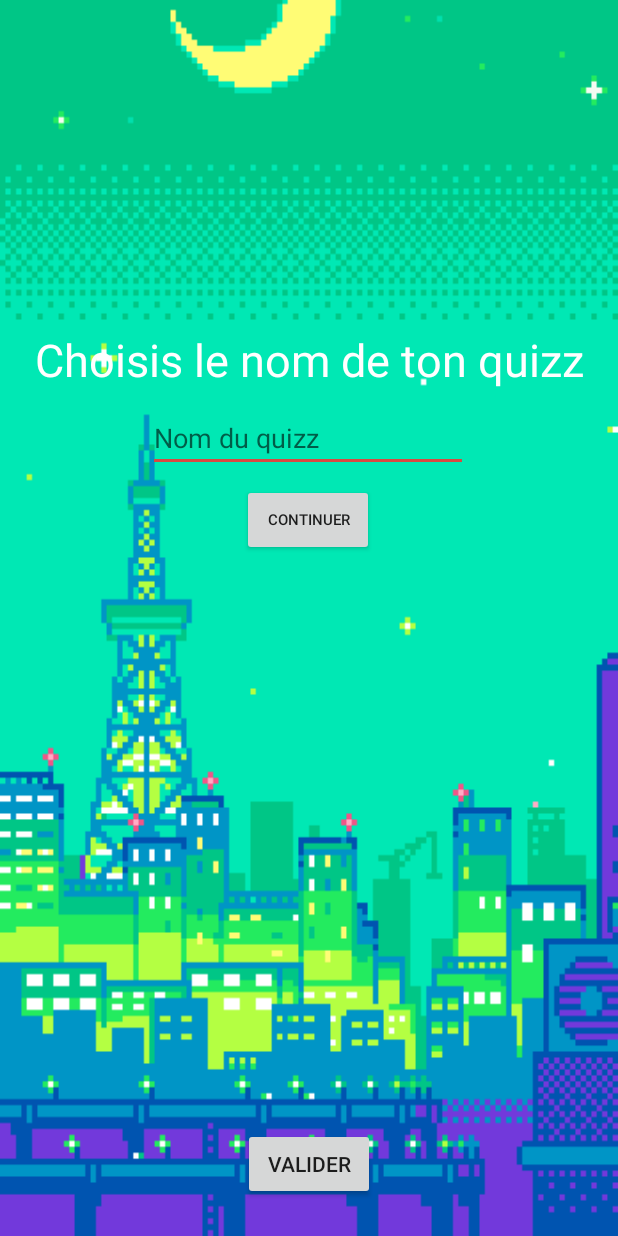
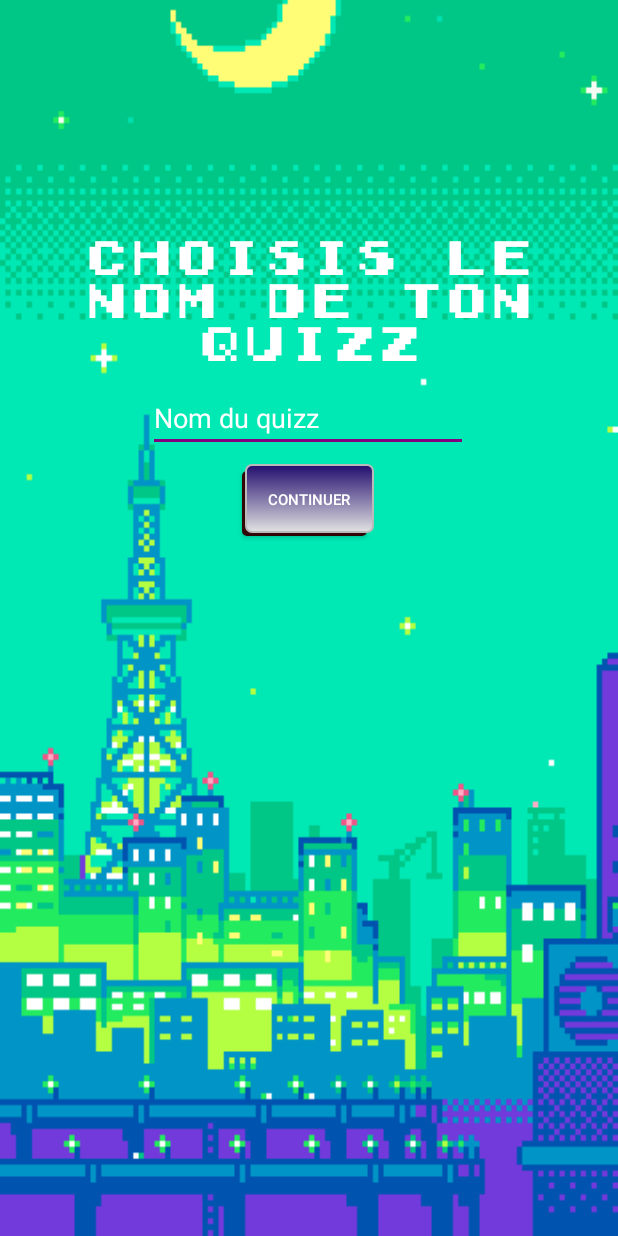
Before and after one commit to Rikcore/Wild-Tech-Quizz-by-Bug-Busterz-Corp, an Android app: the CreateQuizActivity screen opened directly, with no data from a screen before it, on a phone screen of 412 x 824 dp. Run offline under Robolectric (Android 15) with nearby library versions, the light colour scheme and no system bars; our stand-ins replace Firebase (no records; nobody signed in at launch, a user with empty details on screens opened directly); libraries missing offline, so code that uses them is left out: pl.droidsonroids.gif; plain views replace GifTextView.

Commit message:
Commit before demo

```diff
--- a/app/src/main/AndroidManifest.xml
+++ b/app/src/main/AndroidManifest.xml
@@ -9,7 +9,7 @@
 
     <application
         android:allowBackup="true"
-        android:icon="@mipmap/ic_launcher"
+        android:icon="@drawable/voyons"
         android:label="@string/app_name"
         android:roundIcon="@mipmap/ic_launcher_round"
         android:supportsRtl="true"
--- a/app/src/main/java/bugbusterzcorp/wildtechquizz/CreateQuizActivity.java
+++ b/app/src/main/java/bugbusterzcorp/wildtechquizz/CreateQuizActivity.java
@@ -1,6 +1,8 @@
 package bugbusterzcorp.wildtechquizz;
 
 import android.graphics.PorterDuff;
+import android.graphics.Typeface;
+import android.support.constraint.solver.SolverVariable;
 import android.support.design.widget.FloatingActionButton;
 import android.support.v7.app.AppCompatActivity;
 import android.os.Bundle;
@@ -66,6 +68,13 @@ public class CreateQuizActivity extends AppCompatActivity {
         textViewEnd.setVisibility(View.INVISIBLE);
         final ImageView bufferButton = (ImageView) findViewById(R.id.imageViewBuffer);
         bufferButton.setVisibility(View.INVISIBLE);
+
+        Typeface custom_font = Typeface.createFromAsset(getAssets(),  "fonts/bits.TTF");
+        Typeface geek_font = Typeface.createFromAsset(getAssets(), "fonts/digiffiti.ttf");
+        Typeface game_font = Typeface.createFromAsset(getAssets(), "fonts/Gamegirl.ttf");
+
+
+        textViewQuizzName.setTypeface(game_font);
 
         user = FirebaseAuth.getInstance().getCurrentUser();
         if (user != null) {
--- a/app/src/main/java/bugbusterzcorp/wildtechquizz/LoginActivity.java
+++ b/app/src/main/java/bugbusterzcorp/wildtechquizz/LoginActivity.java
@@ -2,6 +2,7 @@ package bugbusterzcorp.wildtechquizz;
 
 import android.app.ProgressDialog;
 import android.content.Intent;
+import android.graphics.Typeface;
 import android.support.annotation.NonNull;
 import android.support.v7.app.AppCompatActivity;
 import android.os.Bundle;
@@ -37,6 +38,8 @@ public class LoginActivity extends AppCompatActivity implements View.OnClickList
 
         firebaseAuth = FirebaseAuth.getInstance();
 
+        Typeface game_font = Typeface.createFromAsset(getAssets(), "fonts/Gamegirl.ttf");
+
 
         if(firebaseAuth.getCurrentUser() != null){
             finish();
@@ -47,6 +50,9 @@ public class LoginActivity extends AppCompatActivity implements View.OnClickList
         editTextPassword = (EditText) findViewById(R.id.editTextPassword);
         buttonSignIn = (Button) findViewById(R.id.buttonSignin);
         textViewSignup  = (TextView) findViewById(R.id.textViewSignUp);
+        textViewSignup.setTypeface(game_font);
+
+
 
         progressDialog = new ProgressDialog(this);
 
--- a/app/src/main/java/bugbusterzcorp/wildtechquizz/ProfileActivity.java
+++ b/app/src/main/java/bugbusterzcorp/wildtechquizz/ProfileActivity.java
@@ -7,6 +7,7 @@ import android.database.Cursor;
 import android.graphics.Bitmap;
 import android.graphics.BitmapFactory;
 import android.graphics.Matrix;
+import android.graphics.Typeface;
 import android.graphics.drawable.Drawable;
 import android.media.ExifInterface;
 import android.media.Image;
@@ -78,6 +79,9 @@ public class ProfileActivity extends AppCompatActivity implements View.OnClickLi
         setContentView(R.layout.activity_profile);
         setRequestedOrientation(ActivityInfo.SCREEN_ORIENTATION_PORTRAIT);
 
+        Typeface game_font = Typeface.createFromAsset(getAssets(), "fonts/Gamegirl.ttf");
+
+
         mStorage = FirebaseStorage.getInstance().getReference();
         firebaseAuth = FirebaseAuth.getInstance();
 
@@ -106,6 +110,7 @@ public class ProfileActivity extends AppCompatActivity implements View.OnClickLi
                 String email = user.getEmail();
 
                 textViewUsername.setText(username);
+                textViewUsername.setTypeface(game_font);
 
 
             mStorage.child("images/"+uid).getDownloadUrl().addOnSuccessListener(new OnSuccessListener<Uri>() {
--- a/app/src/main/java/bugbusterzcorp/wildtechquizz/QuizzListAdapter.java
+++ b/app/src/main/java/bugbusterzcorp/wildtechquizz/QuizzListAdapter.java
@@ -1,6 +1,7 @@
 package bugbusterzcorp.wildtechquizz;
 
 import android.app.Activity;
+import android.graphics.Typeface;
 import android.view.View;
 import android.widget.TextView;
 
@@ -11,6 +12,9 @@ import com.google.firebase.database.Query;
 public class QuizzListAdapter extends FirebaseListAdapter<Quizzclass> {
 
 
+
+
+
     public QuizzListAdapter(Query ref, Activity activity, int layout) {
         super(ref, Quizzclass.class, layout, activity);
 
@@ -18,6 +22,8 @@ public class QuizzListAdapter extends FirebaseListAdapter<Quizzclass> {
 
     @Override
     protected void populateView(View v, Quizzclass newQuiz) {
+
+
         TextView quizzName = (TextView)v.findViewById(R.id.textViewQuizzName);
         TextView quizzAutor = (TextView)v.findViewById(R.id.textViewAuthor);
 
--- a/app/src/main/res/layout/activity_create_quiz.xml
+++ b/app/src/main/res/layout/activity_create_quiz.xml
@@ -23,6 +23,8 @@
         android:ems="10"
         android:inputType="textCapSentences"
         android:hint="Tapez votre question"
+        android:textColorHint="@color/white"
+        android:textColor="@color/white"
         android:layout_marginTop="8dp"
         app:layout_constraintTop_toTopOf="parent"
         android:layout_marginLeft="8dp"
@@ -43,6 +45,8 @@
         android:ems="10"
         android:inputType="textCapSentences"
         android:hint="Entrez le premier choix"
+        android:textColorHint="@color/white"
+        android:textColor="@color/white"
         android:layout_marginLeft="8dp"
         app:layout_constraintLeft_toLeftOf="parent"
         android:layout_marginRight="8dp"
@@ -63,6 +67,8 @@
         android:ems="10"
         android:inputType="textCapSentences"
         android:hint="Entrez le second choix"
+        android:textColorHint="@color/white"
+        android:textColor="@color/white"
         android:layout_marginLeft="8dp"
         app:layout_constraintLeft_toLeftOf="parent"
         android:layout_marginRight="8dp"
@@ -123,39 +129,22 @@
             tools:layout_editor_absoluteX="29dp" />
     </RadioGroup>
 
-    <Button
-        android:id="@+id/validate"
-        android:layout_width="wrap_content"
-        android:layout_height="wrap_content"
-        android:text="Valider"
-        android:onClick="createQuiz"
-        android:layout_marginLeft="8dp"
-        app:layout_constraintLeft_toLeftOf="parent"
-        android:layout_marginRight="8dp"
-        app:layout_constraintRight_toRightOf="parent"
-        app:layout_constraintBottom_toBottomOf="parent"
-        android:layout_marginBottom="24dp"
-        app:layout_constraintHorizontal_bias="0.501"
-        android:layout_marginStart="8dp"
-        android:layout_marginEnd="8dp" />
-
     <EditText
         android:id="@+id/editTextQuizzName"
         android:layout_width="wrap_content"
         android:layout_height="wrap_content"
-        android:layout_marginBottom="8dp"
         android:ems="10"
         android:hint="Nom du quizz"
+        android:textColorHint="@color/white"
+        android:textColor="@color/white"
         android:inputType="textCapSentences"
-        app:layout_constraintBottom_toTopOf="@+id/validate"
         android:layout_marginLeft="8dp"
         app:layout_constraintLeft_toLeftOf="parent"
         android:layout_marginRight="8dp"
         app:layout_constraintRight_toRightOf="parent"
         app:layout_constraintTop_toTopOf="parent"
-        android:layout_marginTop="8dp"
+        android:layout_marginTop="256dp"
         app:layout_constraintHorizontal_bias="0.497"
-        app:layout_constraintVertical_bias="0.378"
         android:layout_marginStart="8dp"
         android:layout_marginEnd="8dp" />
 
@@ -166,9 +155,12 @@
         android:layout_marginBottom="9dp"
         android:layout_marginLeft="8dp"
         android:layout_marginRight="8dp"
-        android:text="Choisis le nom de ton quizz"
+        android:text="CHOISIS LE NOM DE TON QUIZZ"
+        android:textColorHint="@color/white"
         android:textColor="@color/white"
         android:textSize="30dp"
+        android:textAlignment="center"
+        android:gravity="center_vertical"
         app:layout_constraintBottom_toTopOf="@+id/editTextQuizzName"
         app:layout_constraintLeft_toLeftOf="parent"
         app:layout_constraintRight_toRightOf="parent"
@@ -177,8 +169,10 @@
 
     <Button
         android:id="@+id/buttonContinue"
+        android:background="@drawable/borderbutton"
         android:layout_width="88dp"
         android:layout_height="48dp"
+        android:textColor="@color/white"
         android:text="Continuer"
         android:textSize="10dp"
         android:layout_marginLeft="8dp"
--- a/app/src/main/res/values/styles.xml
+++ b/app/src/main/res/values/styles.xml
@@ -5,7 +5,7 @@
         <!-- Customize your theme here. -->
         <item name="colorPrimary">@color/colorPrimary</item>
         <item name="colorPrimaryDark">@color/colorPrimaryDark</item>
-        <item name="colorAccent">@color/colorAccent</item>
+        <item name="colorAccent">@color/purple</item>
     </style>
 
     <style name="AppTheme.NoActionBar">
```
Also changed, not shown: app/src/main/java/bugbusterzcorp/wildtechquizz/QuizzListActivity.java (+6 -1 lines), app/src/main/java/bugbusterzcorp/wildtechquizz/ScoreActivity.java (+8 -1 lines), app/src/main/res/layout/activity_login.xml (+5 -6 lines), app/src/main/res/layout/activity_play_quizz.xml (+15 -15 lines), app/src/main/res/layout/activity_quizz_list.xml (+13 -9 lines), app/src/main/res/layout/activity_score.xml (+25 -6 lines), app/src/main/assets/fonts/Gamegirl.ttf (added), app/src/main/assets/fonts/bits.TTF (added), app/src/main/assets/fonts/digiffiti.ttf (added).
